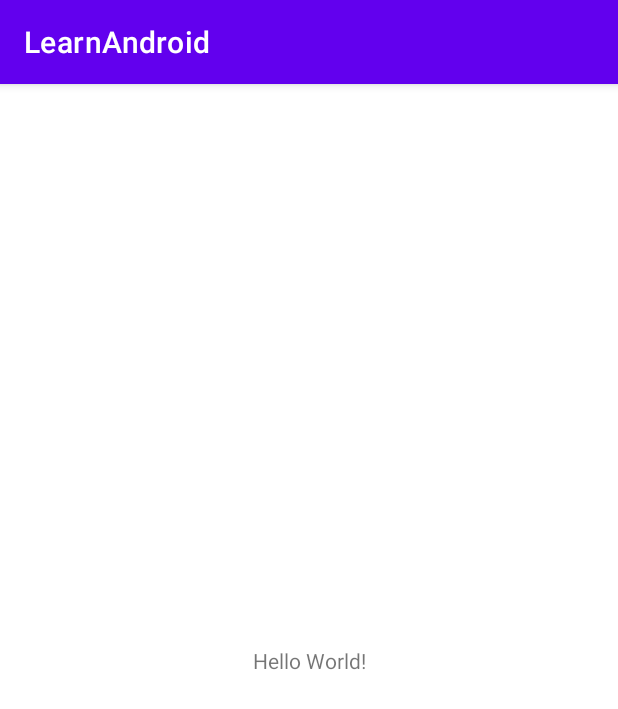
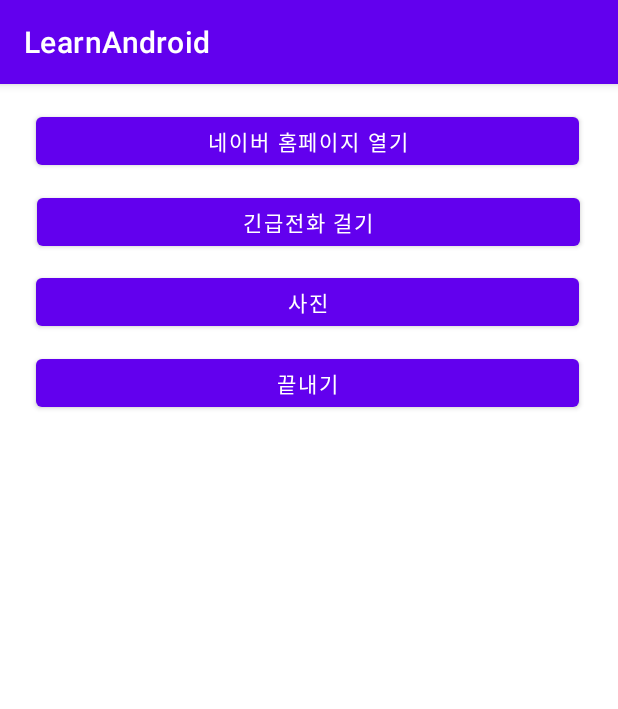
Before and after one commit to m6ydz642/LearnAndroid, an Android app: the screen it shows after launch (MainActivity), on a phone screen of 412 x 824 dp. Shown: the top 709 px of the screen. Run offline under Robolectric (Android 15) with nearby library versions, the phone set to English and light mode, and no system bars.

Commit message:
UI작업

```diff
--- a/app/src/main/res/layout/activity_main.xml
+++ b/app/src/main/res/layout/activity_main.xml
@@ -6,13 +6,61 @@
     android:layout_height="match_parent"
     tools:context=".MainActivity">
 
-    <TextView
-        android:layout_width="wrap_content"
-        android:layout_height="wrap_content"
-        android:text="Hello World!"
+    <Button
+        android:id="@+id/webbutton"
+        android:layout_width="362dp"
+        android:layout_height="44dp"
+        android:layout_marginStart="24dp"
+        android:layout_marginTop="16dp"
+        android:layout_marginEnd="25dp"
+        android:text="네이버 홈페이지 열기"
         app:layout_constraintBottom_toBottomOf="parent"
-        app:layout_constraintLeft_toLeftOf="parent"
-        app:layout_constraintRight_toRightOf="parent"
-        app:layout_constraintTop_toTopOf="parent" />
+        app:layout_constraintEnd_toEndOf="parent"
+        app:layout_constraintHorizontal_bias="0.0"
+        app:layout_constraintStart_toStartOf="parent"
+        app:layout_constraintTop_toTopOf="parent"
+        app:layout_constraintVertical_bias="0.0" />
 
+    <Button
+        android:id="@+id/dialbutton"
+        android:layout_width="362dp"
+        android:layout_height="44dp"
+        android:layout_marginStart="24dp"
+        android:layout_marginTop="16dp"
+        android:layout_marginEnd="25dp"
+        android:text="긴급전화 걸기"
+        app:layout_constraintBottom_toBottomOf="parent"
+        app:layout_constraintEnd_toEndOf="parent"
+        app:layout_constraintHorizontal_bias="1.0"
+        app:layout_constraintStart_toStartOf="parent"
+        app:layout_constraintTop_toTopOf="parent"
+        app:layout_constraintVertical_bias="0.076" />
+
+    <Button
+        android:id="@+id/gallerybutton"
+        android:layout_width="362dp"
+        android:layout_height="44dp"
+        android:layout_marginStart="24dp"
+        android:layout_marginTop="16dp"
+        android:text="사진"
+        app:layout_constraintBottom_toBottomOf="parent"
+        app:layout_constraintEnd_toEndOf="parent"
+        app:layout_constraintHorizontal_bias="0.0"
+        app:layout_constraintStart_toStartOf="parent"
+        app:layout_constraintTop_toTopOf="parent"
+        app:layout_constraintVertical_bias="0.152" />
+
+    <Button
+        android:id="@+id/exitbutton"
+        android:layout_width="362dp"
+        android:layout_height="44dp"
+        android:layout_marginStart="24dp"
+        android:layout_marginTop="16dp"
+        android:text="끝내기"
+        app:layout_constraintBottom_toBottomOf="parent"
+        app:layout_constraintEnd_toEndOf="parent"
+        app:layout_constraintHorizontal_bias="0.0"
+        app:layout_constraintStart_toStartOf="parent"
+        app:layout_constraintTop_toTopOf="parent"
+        app:layout_constraintVertical_bias="0.228" />
 </androidx.constraintlayout.widget.ConstraintLayout>
```
